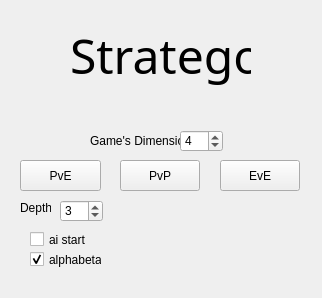
Old version of the form mainwindow.ui in the repository Korek302/SI3.
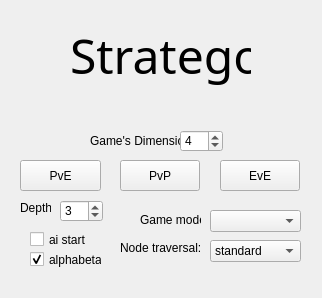
New version of the form.

Commit message: eve: gameMode, nodeTraversal

Diff of the .ui file:
```diff
--- a/mainwindow.ui
+++ b/mainwindow.ui
@@ -156,6 +156,62 @@
      <bool>true</bool>
     </property>
    </widget>
+   <widget class="QComboBox" name="comboBox">
+    <property name="geometry">
+     <rect>
+      <x>210</x>
+      <y>210</y>
+      <width>91</width>
+      <height>22</height>
+     </rect>
+    </property>
+   </widget>
+   <widget class="QComboBox" name="comboBox_2">
+    <property name="geometry">
+     <rect>
+      <x>210</x>
+      <y>240</y>
+      <width>91</width>
+      <height>22</height>
+     </rect>
+    </property>
+    <item>
+     <property name="text">
+      <string>standard</string>
+     </property>
+    </item>
+    <item>
+     <property name="text">
+      <string>random</string>
+     </property>
+    </item>
+   </widget>
+   <widget class="QLabel" name="label_4">
+    <property name="geometry">
+     <rect>
+      <x>140</x>
+      <y>210</y>
+      <width>61</width>
+      <height>20</height>
+     </rect>
+    </property>
+    <property name="text">
+     <string>Game mode:</string>
+    </property>
+   </widget>
+   <widget class="QLabel" name="label_5">
+    <property name="geometry">
+     <rect>
+      <x>120</x>
+      <y>240</y>
+      <width>81</width>
+      <height>16</height>
+     </rect>
+    </property>
+    <property name="text">
+     <string>Node traversal:</string>
+    </property>
+   </widget>
   </widget>
  </widget>
  <layoutdefault spacing="6" margin="11"/>
```
The commit also changes 8 other files.
